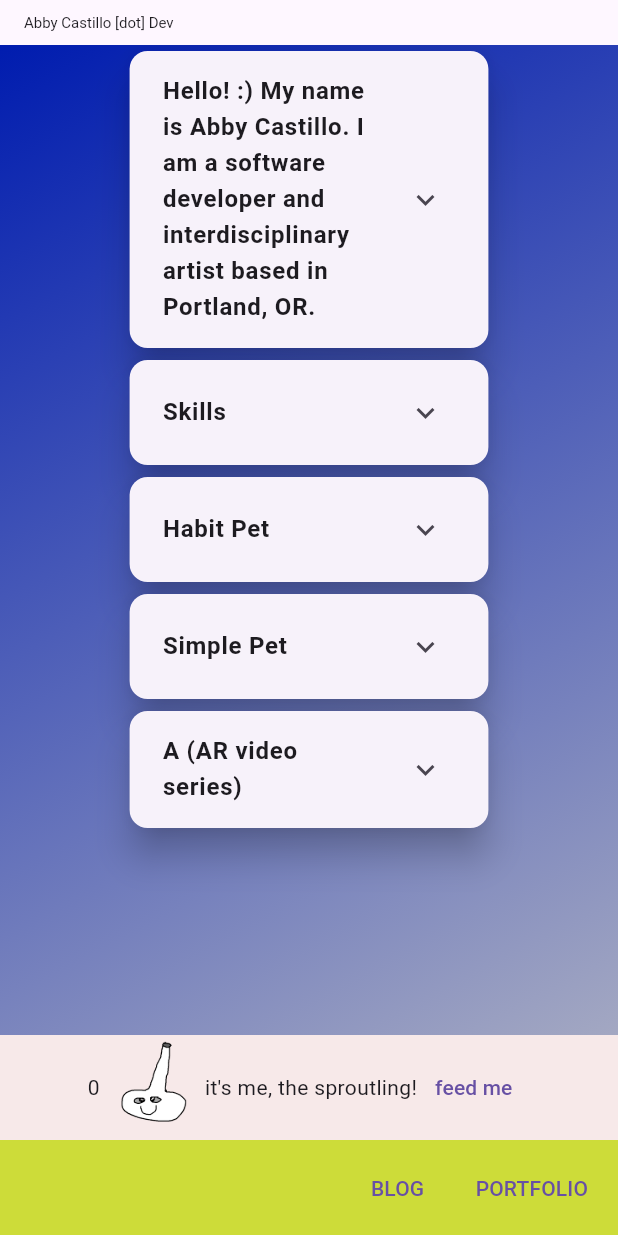
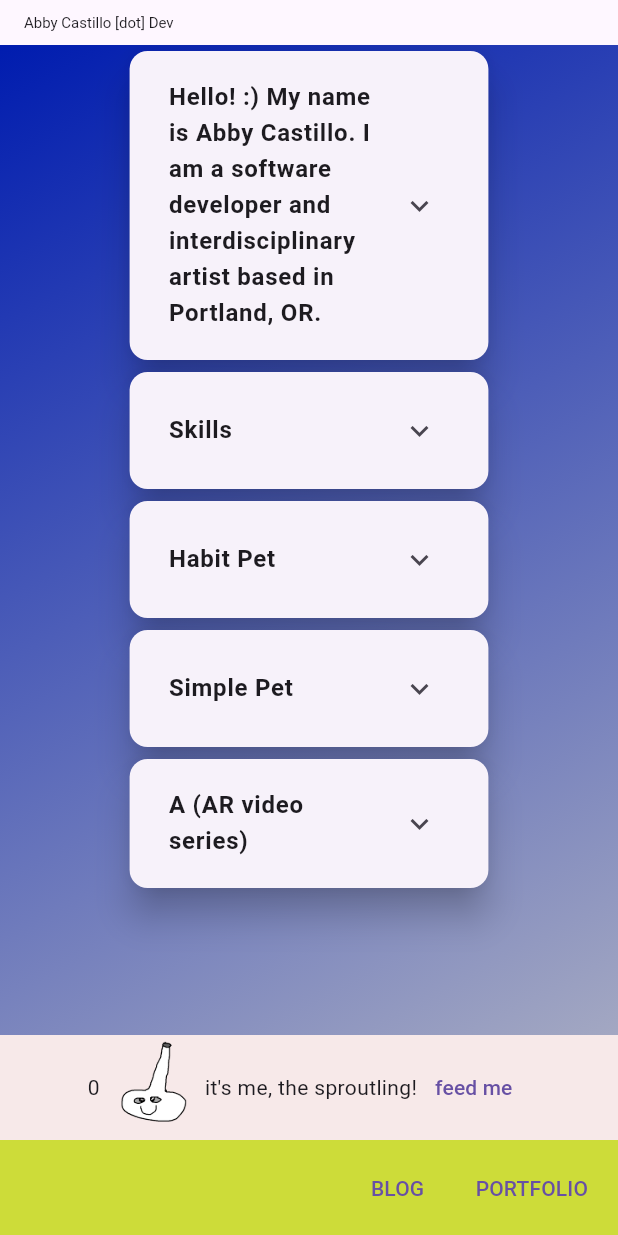
Before and after one commit to abbymachines/flutter-dev-portfolio, a Flutter app: the screen it shows after launch, on a phone screen of 412 x 824 dp. Run offline on Flutter 3.47's test engine with Material 2 defaults, Android fonts, the phone set to English and light mode, and no system bars; our stand-ins replace flutter_markdown.

Commit message:
add better padding to card content

```diff
--- a/lib/widgets/items/item.dart
+++ b/lib/widgets/items/item.dart
@@ -34,13 +34,14 @@ class _ItemState extends State<Item> {
 
   @override
   Widget build(BuildContext context) {
+    const double padding = 10;
+
     return SizedBox(
       width: MediaQuery.of(context).size.width * .6,
       child: Card(
         elevation: 10,
         child: Padding(
-          padding: const EdgeInsets.only(
-              top: 6.0, left: 6.0, right: 6.0, bottom: 6.0),
+          padding: const EdgeInsets.all(padding),
           child: ExpansionTile(
             shape: OvalBorder(eccentricity: .5),
             title: Text(
@@ -50,7 +51,10 @@ class _ItemState extends State<Item> {
             expandedAlignment: Alignment.topLeft,
             children: <Widget>[
               // MarkdownBody(data: widget.item.mainText),
-              MarkdownBody(data: widget.item.expandedText),
+              Padding(
+                padding: const EdgeInsets.all(padding),
+                child: MarkdownBody(data: widget.item.expandedText),
+              ),
             ],
           ),
         ),
```
